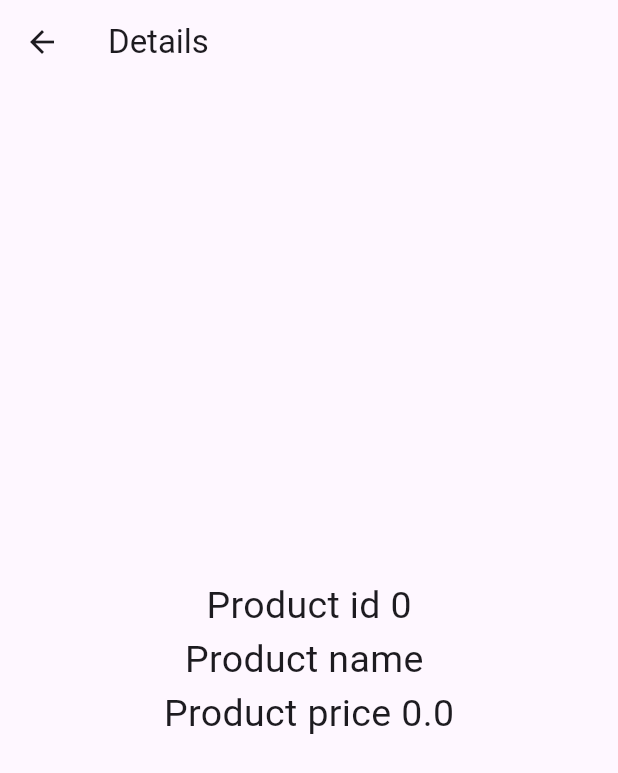
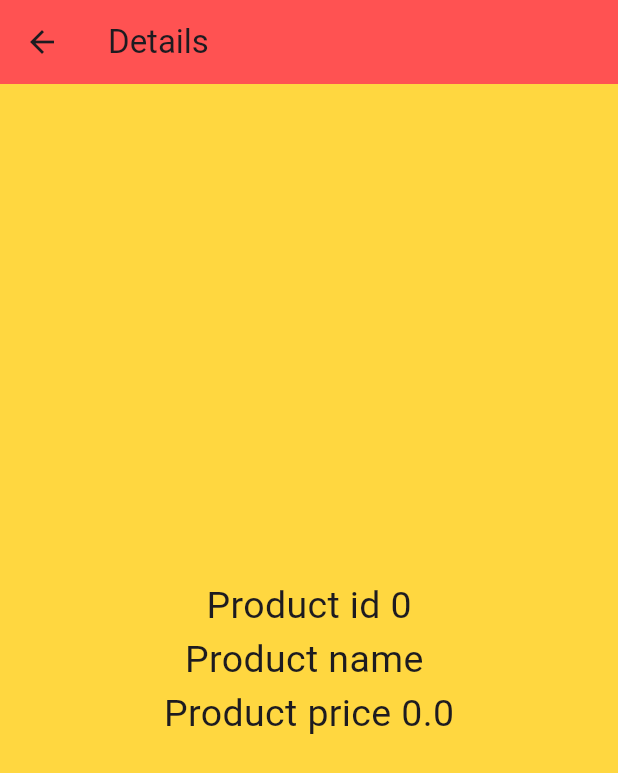
Before and after one commit to raihansikdar/go_router_tutorial, a Flutter app: the DetailsScreen screen opened directly with empty values, on a phone screen of 412 x 824 dp. Shown: the top 773 px of the screen. Run offline on Flutter 3.47's test engine with Material 3 defaults, Android fonts, the phone set to English and light mode, and no system bars; our stand-ins replace go_router.

```diff
--- a/lib/details_screen.dart
+++ b/lib/details_screen.dart
@@ -9,7 +9,9 @@ class DetailsScreen extends StatelessWidget {
   @override
   Widget build(BuildContext context) {
     return Scaffold(
+      backgroundColor: Colors.amberAccent,
       appBar: AppBar(
+        backgroundColor: Colors.redAccent,
         title: const Text("Details"),
       ),
       body: Center(
```
Also changed, not shown: lib/app_router/app_routing.dart (+33 -2 lines).
